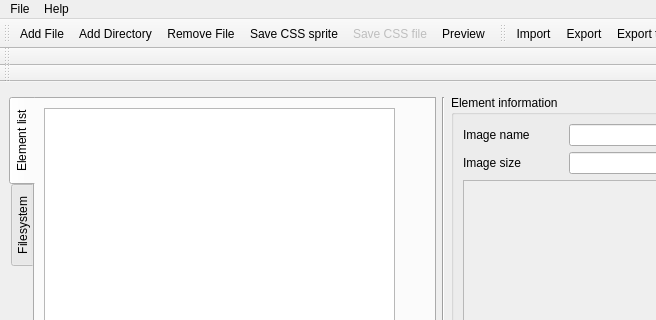
Qt form src/ui/mainwindow.ui (pcvolkmer/spritegenerator) before a commit; both pictures show x 0 to 656 and y 0 to 320 of the 800 by 767 pixel window.
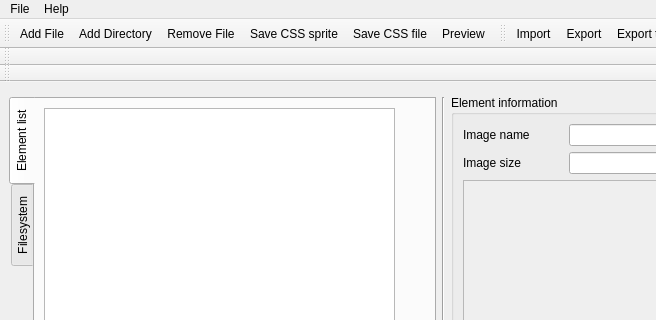
The same form after that commit. Icons and pictures are not drawn. Custom widgets are drawn as their Qt base class.

Diff of the .ui file:
```diff
--- a/src/ui/mainwindow.ui
+++ b/src/ui/mainwindow.ui
@@ -772,7 +772,7 @@
   </action>
   <action name="actionSaveCssFile">
    <property name="enabled">
-    <bool>false</bool>
+    <bool>true</bool>
    </property>
    <property name="icon">
     <iconset resource="../resources/resources.qrc">
```
Left out of the diff: 2 changed lines with no effect on the pictures.
